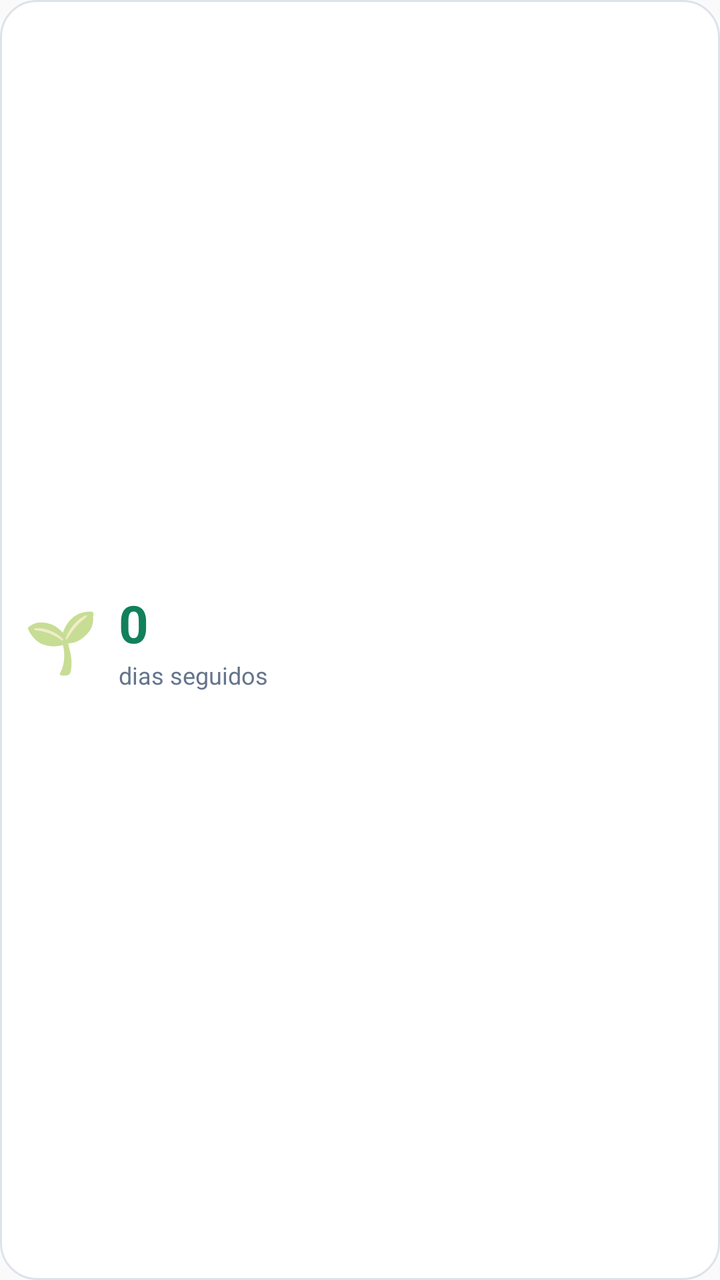
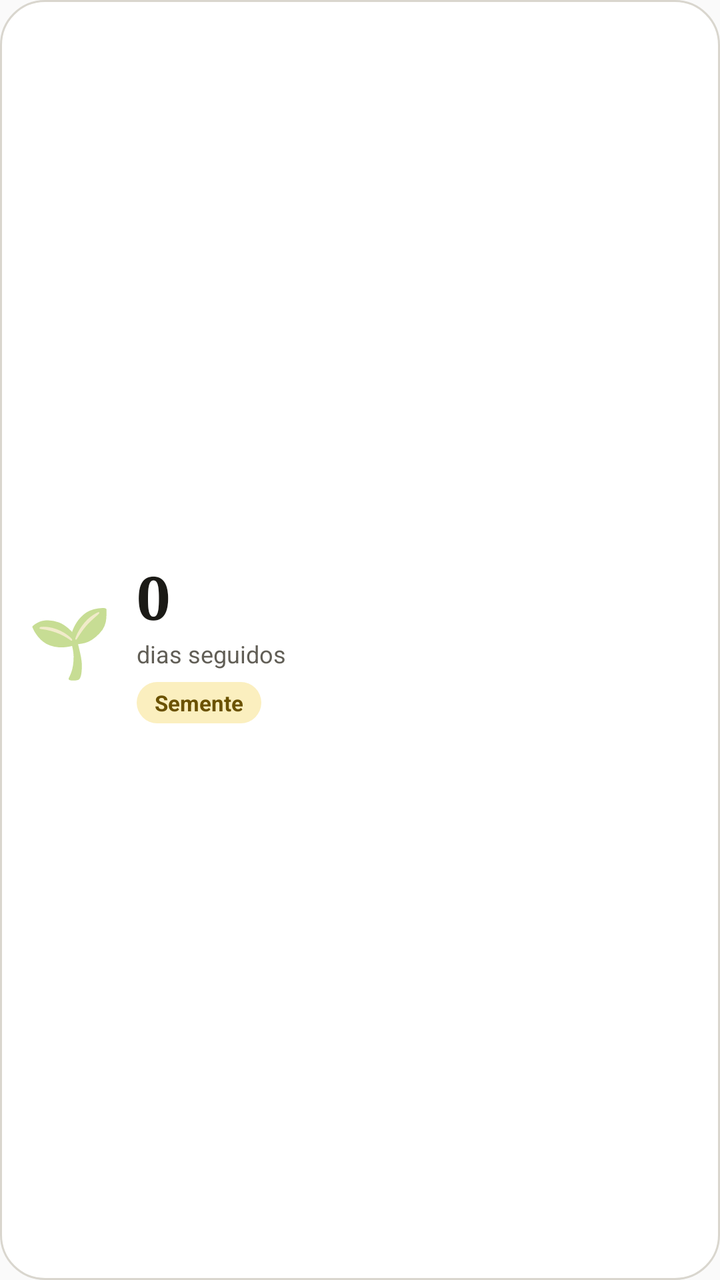

Before-and-after screenshots of an Android layout around one commit, followed by the original layout XML and the change that was made.
<!-- AndroidManifest.xml: application theme AppTheme -->
<!-- res/layout/widget_planta.xml -->
<?xml version="1.0" encoding="utf-8"?>
<LinearLayout xmlns:android="http://schemas.android.com/apk/res/android"
    android:id="@+id/widget_raiz"
    android:layout_width="match_parent"
    android:layout_height="match_parent"
    android:orientation="horizontal"
    android:gravity="center_vertical"
    android:padding="12dp"
    android:background="@drawable/widget_fundo">

    <TextView
        android:id="@+id/widget_emoji"
        android:layout_width="wrap_content"
        android:layout_height="wrap_content"
        android:textSize="30sp"
        android:layout_marginEnd="10dp"
        android:text="🌱" />

    <LinearLayout
        android:layout_width="0dp"
        android:layout_height="wrap_content"
        android:layout_weight="1"
        android:orientation="vertical">

        <LinearLayout
            android:layout_width="wrap_content"
            android:layout_height="wrap_content"
            android:orientation="horizontal"
            android:gravity="bottom">

            <TextView
                android:id="@+id/widget_numero"
                android:layout_width="wrap_content"
                android:layout_height="wrap_content"
                android:textSize="26sp"
                android:textStyle="bold"
                android:textColor="@color/widget_destaque"
                android:text="0" />

            <TextView
                android:id="@+id/widget_escudos"
                android:layout_width="wrap_content"
                android:layout_height="wrap_content"
                android:textSize="13sp"
                android:layout_marginStart="7dp"
                android:layout_marginBottom="4dp"
                android:text="" />
        </LinearLayout>

        <TextView
            android:id="@+id/widget_rotulo"
            android:layout_width="wrap_content"
            android:layout_height="wrap_content"
            android:textSize="12sp"
            android:textColor="@color/widget_fraco"
            android:text="dias seguidos" />

        <TextView
            android:id="@+id/widget_aviso"
            android:layout_width="wrap_content"
            android:layout_height="wrap_content"
            android:textSize="12sp"
            android:textStyle="bold"
            android:textColor="@color/widget_destaque"
            android:visibility="gone"
            android:text="Entre hoje!" />
    </LinearLayout>
</LinearLayout>
<!-- resources referenced by this layout -->
<resources>
  <color name="widget_destaque">#12805C</color>
  <color name="widget_fraco">#64748B</color>
  <!-- drawable widget_fundo (drawable) -->
  <?xml version="1.0" encoding="utf-8"?>
  <shape xmlns:android="http://schemas.android.com/apk/res/android"
      android:shape="rectangle">
      <solid android:color="@color/widget_fundo" />
      <stroke android:width="1dp" android:color="@color/widget_borda" />
      <corners android:radius="18dp" />
  </shape>
  <style name="AppTheme" parent="Theme.AppCompat.Light.DarkActionBar">
          
          <item name="colorPrimary">@color/colorPrimary</item>
          <item name="colorPrimaryDark">@color/colorPrimaryDark</item>
          <item name="colorAccent">@color/colorAccent</item>
      </style>
  <color name="widget_fundo">#FFFFFF</color>
  <color name="widget_borda">#DDE3EA</color>
</resources>

<!-- the commit's change to res/layout/widget_planta.xml (unified diff, before → after) -->
@@ -5,15 +5,15 @@
     android:layout_height="match_parent"
     android:orientation="horizontal"
     android:gravity="center_vertical"
-    android:padding="12dp"
+    android:padding="14dp"
     android:background="@drawable/widget_fundo">
 
     <TextView
         android:id="@+id/widget_emoji"
         android:layout_width="wrap_content"
         android:layout_height="wrap_content"
-        android:textSize="30sp"
-        android:layout_marginEnd="10dp"
+        android:textSize="34sp"
+        android:layout_marginEnd="12dp"
         android:text="🌱" />
 
     <LinearLayout
@@ -32,9 +32,10 @@
                 android:id="@+id/widget_numero"
                 android:layout_width="wrap_content"
                 android:layout_height="wrap_content"
-                android:textSize="26sp"
+                android:textSize="30sp"
                 android:textStyle="bold"
-                android:textColor="@color/widget_destaque"
+                android:fontFamily="serif"
+                android:textColor="@color/widget_texto"
                 android:text="0" />
 
             <TextView
@@ -42,8 +43,8 @@
                 android:layout_width="wrap_content"
                 android:layout_height="wrap_content"
                 android:textSize="13sp"
-                android:layout_marginStart="7dp"
-                android:layout_marginBottom="4dp"
+                android:layout_marginStart="8dp"
+                android:layout_marginBottom="5dp"
                 android:text="" />
         </LinearLayout>
 
@@ -56,13 +57,29 @@
             android:text="dias seguidos" />
 
         <TextView
+            android:id="@+id/widget_estagio"
+            android:layout_width="wrap_content"
+            android:layout_height="wrap_content"
+            android:textSize="11sp"
+            android:textStyle="bold"
+            android:layout_marginTop="6dp"
+            android:paddingStart="9dp"
+            android:paddingEnd="9dp"
+            android:paddingTop="3dp"
+            android:paddingBottom="3dp"
+            android:background="@drawable/widget_selo"
+            android:textColor="@color/widget_selo_texto"
+            android:text="Semente" />
+
+        <TextView
             android:id="@+id/widget_aviso"
             android:layout_width="wrap_content"
             android:layout_height="wrap_content"
             android:textSize="12sp"
             android:textStyle="bold"
+            android:layout_marginTop="4dp"
             android:textColor="@color/widget_destaque"
             android:visibility="gone"
-            android:text="Entre hoje!" />
+            android:text="Passa aqui hoje!" />
     </LinearLayout>
 </LinearLayout>
<!-- resource entries referenced after the edit -->
@@ -1,14 +1,23 @@
 <!-- resources referenced by this layout -->
 <resources>
-  <color name="widget_destaque">#12805C</color>
-  <color name="widget_fraco">#64748B</color>
+  <color name="widget_destaque">#8A6A00</color>
+  <color name="widget_fraco">#615E56</color>
+  <color name="widget_selo_texto">#6B5200</color>
+  <color name="widget_texto">#1B1A16</color>
   <!-- drawable widget_fundo (drawable) -->
   <?xml version="1.0" encoding="utf-8"?>
   <shape xmlns:android="http://schemas.android.com/apk/res/android"
       android:shape="rectangle">
       <solid android:color="@color/widget_fundo" />
       <stroke android:width="1dp" android:color="@color/widget_borda" />
-      <corners android:radius="18dp" />
+      <corners android:radius="22dp" />
+  </shape>
+  <!-- drawable widget_selo (drawable) -->
+  <?xml version="1.0" encoding="utf-8"?>
+  <shape xmlns:android="http://schemas.android.com/apk/res/android"
+      android:shape="rectangle">
+      <solid android:color="@color/widget_selo_fundo" />
+      <corners android:radius="999dp" />
   </shape>
   <style name="AppTheme" parent="Theme.AppCompat.Light.DarkActionBar">
           
@@ -17,6 +26,7 @@
           <item name="colorAccent">@color/colorAccent</item>
       </style>
   <color name="widget_fundo">#FFFFFF</color>
-  <color name="widget_borda">#DDE3EA</color>
+  <color name="widget_borda">#D9D6CE</color>
+  <color name="widget_selo_fundo">#FBEFBF</color>
 </resources>
 
